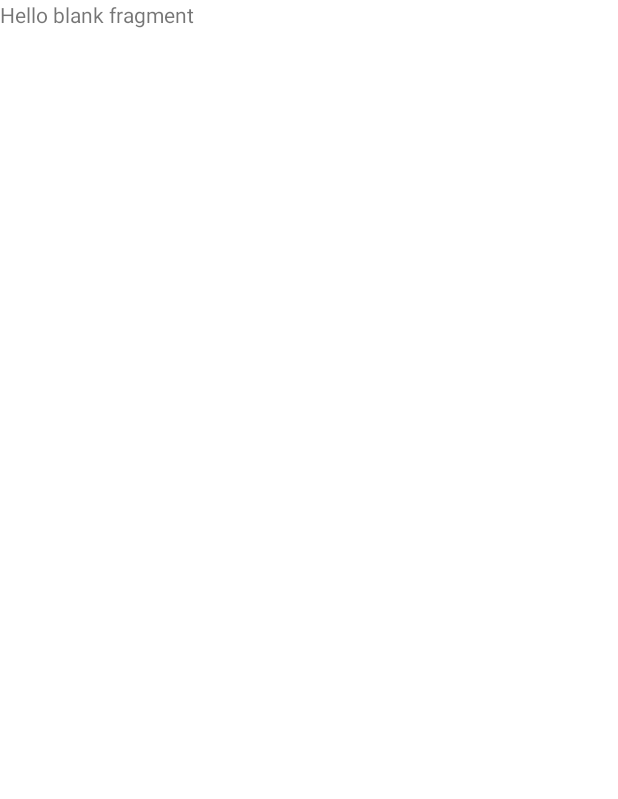
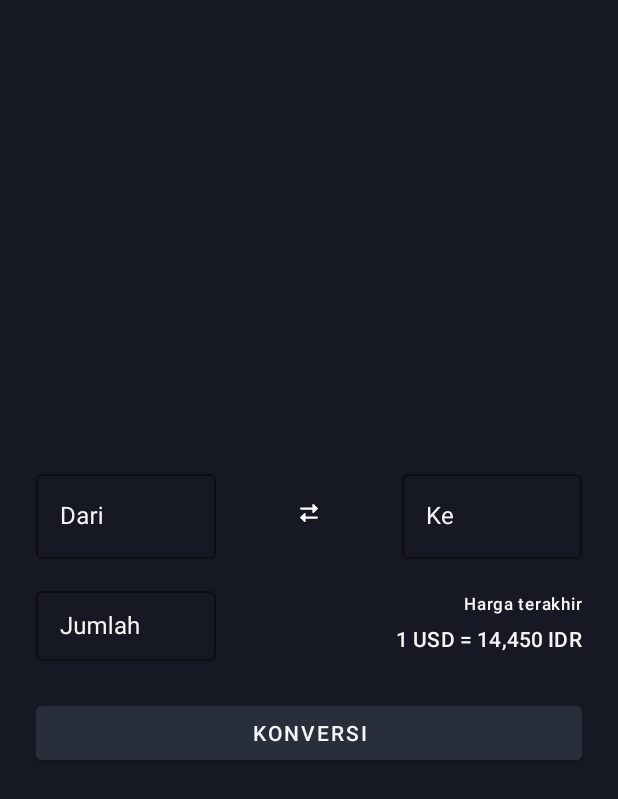
Before and after one commit to judahdski/Currex, an Android app: the ConvertCurrencyFragment screen opened through its navigation route, on a phone screen of 412 x 824 dp. Before the commit the part shown is almost empty. Shown: the top 799 px of the screen. Run offline under Robolectric (Android 15) with nearby library versions, the phone set to English and light mode, and no system bars.

Commit message:
feat: membuat UI convert currency
membuat UI layout halaman convert currency, menambahkan viewbinding di class fragment_convert_currency.xml, casting untuk semua component

```diff
--- a/app/src/main/java/com/d3if0002/currex/ui/convertCurrency/ConvertCurrencyFragment.kt
+++ b/app/src/main/java/com/d3if0002/currex/ui/convertCurrency/ConvertCurrencyFragment.kt
@@ -5,14 +5,42 @@ import android.view.LayoutInflater
 import android.view.View
 import android.view.ViewGroup
 import androidx.fragment.app.Fragment
-import com.d3if0002.currex.R
+import com.d3if0002.currex.databinding.FragmentConvertCurrencyBinding
 
-class ConvertCurrencyFragment : Fragment() {
+class ConvertCurrencyFragment : Fragment(), View.OnClickListener {
+
+    private var _binding: FragmentConvertCurrencyBinding? = null
+    private val binding get() = _binding!!
+
     override fun onCreateView(
         inflater: LayoutInflater, container: ViewGroup?,
         savedInstanceState: Bundle?
-    ): View? {
-        // Inflate the layout for this fragment
-        return inflater.inflate(R.layout.fragment_convert_currency, container, false)
+    ): View {
+        _binding = FragmentConvertCurrencyBinding.inflate(inflater)
+        return binding.root
+    }
+
+    override fun onViewCreated(view: View, savedInstanceState: Bundle?) {
+        super.onViewCreated(view, savedInstanceState)
+
+        setUI()
+    }
+
+    private fun setUI() {
+        val fromEditText = binding.fromCurrencyTf
+        val toEditText = binding.toCurrencyTf
+        val amountEditText = binding.amountCurrencyTf
+        val convertBtn = binding.convertCurrencyBtn
+
+        convertBtn.setOnClickListener(this)
+    }
+
+    override fun onDestroy() {
+        super.onDestroy()
+        _binding = null
+    }
+
+    override fun onClick(p0: View?) {
+        TODO("call convert currency service function")
     }
 }
--- /dev/null
+++ b/app/src/main/res/drawable/ic_right_left_solid.xml
@@ -0,0 +1,4 @@
+<vector android:height="30dp" android:viewportHeight="512"
+    android:viewportWidth="512" android:width="30dp" xmlns:android="http://schemas.android.com/apk/res/android">
+    <path android:fillColor="#FFFFFFFF" android:pathData="M32,160h319.9l0.08,72c0,9.55 5.65,18.19 14.41,22c8.75,3.81 18.93,2.08 25.93,-4.41l112,-104c10.24,-9.5 10.24,-25.69 0,-35.19l-112,-104c-6.99,-6.48 -17.17,-8.22 -25.93,-4.41c-8.76,3.82 -14.41,12.46 -14.41,22L351.9,96H32C14.31,96 0,110.3 0,127.1S14.31,160 32,160zM480,352H160.1L160,279.1c0,-9.55 -5.65,-18.19 -14.41,-22C136.9,254.2 126.7,255.9 119.7,262.4l-112,104c-10.24,9.5 -10.24,25.69 0,35.19l112,104c6.99,6.48 17.17,8.22 25.93,4.41C154.4,506.2 160,497.5 160,488L160.1,416H480c17.69,0 32,-14.31 32,-32S497.7,352 480,352z"/>
+</vector>
--- a/app/src/main/res/layout/fragment_convert_currency.xml
+++ b/app/src/main/res/layout/fragment_convert_currency.xml
@@ -1,14 +1,120 @@
 <?xml version="1.0" encoding="utf-8"?>
-<FrameLayout xmlns:android="http://schemas.android.com/apk/res/android"
+<LinearLayout xmlns:android="http://schemas.android.com/apk/res/android"
+    xmlns:app="http://schemas.android.com/apk/res-auto"
     xmlns:tools="http://schemas.android.com/tools"
     android:layout_width="match_parent"
     android:layout_height="match_parent"
+    android:background="@color/dark_blue"
+    android:gravity="center"
+    android:orientation="vertical"
+    android:paddingHorizontal="24dp"
     tools:context=".ui.convertCurrency.ConvertCurrencyFragment">
 
-    <!-- TODO: Update blank fragment layout -->
-    <TextView
+    <androidx.constraintlayout.widget.ConstraintLayout
         android:layout_width="match_parent"
-        android:layout_height="match_parent"
-        android:text="@string/hello_blank_fragment" />
+        android:layout_height="wrap_content">
 
-</FrameLayout>
+        <com.google.android.material.textfield.TextInputLayout
+            android:id="@+id/from_currency_tf"
+            style="@style/Widget.MaterialComponents.TextInputLayout.OutlinedBox"
+            android:layout_width="120dp"
+            android:layout_height="wrap_content"
+            android:hint="@string/from_tf"
+            android:textColorHint="@color/white"
+            app:boxStrokeColor="@color/white"
+            app:layout_constraintBottom_toBottomOf="parent"
+            app:layout_constraintStart_toStartOf="parent"
+            app:layout_constraintTop_toTopOf="parent">
+
+            <com.google.android.material.textfield.TextInputEditText
+                android:layout_width="match_parent"
+                android:layout_height="wrap_content" />
+
+        </com.google.android.material.textfield.TextInputLayout>
+
+        <ImageView
+            android:layout_width="12dp"
+            android:layout_height="12dp"
+            android:background="@drawable/ic_right_left_solid"
+            android:importantForAccessibility="no"
+            app:layout_constraintBottom_toBottomOf="parent"
+            app:layout_constraintEnd_toStartOf="@+id/to_currency_tf"
+            app:layout_constraintStart_toEndOf="@+id/from_currency_tf"
+            app:layout_constraintTop_toTopOf="parent" />
+
+        <com.google.android.material.textfield.TextInputLayout
+            android:id="@+id/to_currency_tf"
+            style="@style/Widget.MaterialComponents.TextInputLayout.OutlinedBox"
+            android:layout_width="120dp"
+            android:layout_height="wrap_content"
+            android:hint="@string/to_tf"
+            android:textColorHint="@color/white"
+            app:boxStrokeColor="@color/white"
+            app:layout_constraintBottom_toBottomOf="parent"
+            app:layout_constraintEnd_toEndOf="parent"
+            app:layout_constraintTop_toTopOf="parent">
+
+            <com.google.android.material.textfield.TextInputEditText
+                android:layout_width="match_parent"
+                android:layout_height="wrap_content" />
+
+        </com.google.android.material.textfield.TextInputLayout>
+    </androidx.constraintlayout.widget.ConstraintLayout>
+
+    <androidx.constraintlayout.widget.ConstraintLayout
+        android:layout_width="match_parent"
+        android:layout_height="wrap_content"
+        android:layout_marginTop="16dp">
+
+        <com.google.android.material.textfield.TextInputLayout
+            android:id="@+id/amount_currency_tf"
+            style="@style/Widget.MaterialComponents.TextInputLayout.OutlinedBox"
+            android:layout_width="120dp"
+            android:layout_height="52dp"
+            android:hint="@string/amount_tf"
+            android:textColorHint="@color/white"
+            app:boxStrokeColor="@color/white"
+            app:layout_constraintBottom_toBottomOf="parent"
+            app:layout_constraintStart_toStartOf="parent"
+            app:layout_constraintTop_toTopOf="parent">
+
+            <com.google.android.material.textfield.TextInputEditText
+                android:layout_width="match_parent"
+                android:layout_height="wrap_content" />
+
+        </com.google.android.material.textfield.TextInputLayout>
+
+        <LinearLayout
+            android:layout_width="wrap_content"
+            android:layout_height="wrap_content"
+            android:gravity="end"
+            android:orientation="vertical"
+            app:layout_constraintBottom_toBottomOf="parent"
+            app:layout_constraintEnd_toEndOf="parent"
+            app:layout_constraintTop_toTopOf="parent">
+
+            <TextView
+                android:layout_width="wrap_content"
+                android:layout_height="wrap_content"
+                android:text="@string/latest_rates"
+                android:textAppearance="@style/TextAppearance.Material3.LabelSmall"
+                android:textColor="@color/white" />
+
+            <TextView
+                android:layout_width="wrap_content"
+                android:layout_height="wrap_content"
+                android:layout_marginTop="6dp"
+                android:text="@string/comparation_rates"
+                android:textAppearance="@style/TextAppearance.Material3.LabelLarge"
+                android:textColor="@color/white" />
+        </LinearLayout>
+    </androidx.constraintlayout.widget.ConstraintLayout>
+
+    <Button
+        android:id="@+id/convert_currency_btn"
+        android:layout_width="match_parent"
+        android:layout_height="wrap_content"
+        android:layout_marginTop="24dp"
+        android:backgroundTint="@color/card"
+        android:text="@string/konversi_btn" />
+</LinearLayout>
--- a/app/src/main/res/values/strings.xml
+++ b/app/src/main/res/values/strings.xml
@@ -26,4 +26,10 @@
     <string name="code_symbol">Code/Symbol</string>
     <string name="rate">Rate</string>
     <string name="base_currency">Base : USD</string>
+    <string name="from_tf">Dari</string>
+    <string name="to_tf">Ke</string>
+    <string name="amount_tf">Jumlah</string>
+    <string name="latest_rates">Harga terakhir</string>
+    <string name="comparation_rates">1 USD = 14,450 IDR</string>
+    <string name="konversi_btn">Konversi</string>
 </resources>
```
